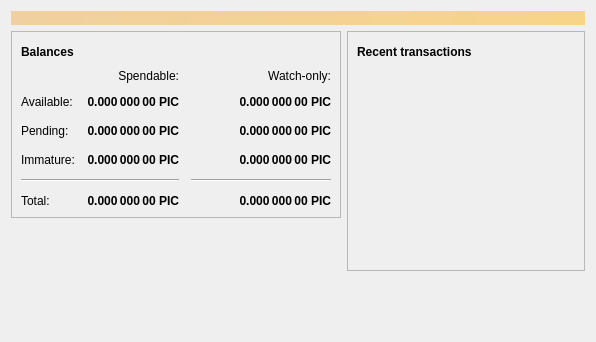
minblock/ogkushcoin, file src/qt/forms/overviewpage.ui: the form before one commit.
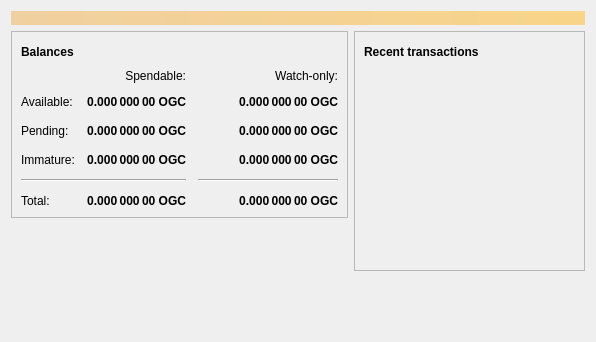
The form after the commit. Icons and pictures are not drawn.

```diff
--- a/src/qt/forms/overviewpage.ui
+++ b/src/qt/forms/overviewpage.ui
@@ -129,7 +129,7 @@
                <string>Unconfirmed transactions to watch-only addresses</string>
               </property>
               <property name="text">
-               <string notr="true">0.000 000 00 PIC</string>
+               <string notr="true">0.000 000 00 OGC</string>
               </property>
               <property name="alignment">
                <set>Qt::AlignRight|Qt::AlignTrailing|Qt::AlignVCenter</set>
@@ -154,7 +154,7 @@
                <string>Total of transactions that have yet to be confirmed, and do not yet count toward the spendable balance</string>
               </property>
               <property name="text">
-               <string notr="true">0.000 000 00 PIC</string>
+               <string notr="true">0.000 000 00 OGC</string>
               </property>
               <property name="alignment">
                <set>Qt::AlignRight|Qt::AlignTrailing|Qt::AlignVCenter</set>
@@ -179,7 +179,7 @@
                <string>Mined balance in watch-only addresses that has not yet matured</string>
               </property>
               <property name="text">
-               <string notr="true">0.000 000 00 PIC</string>
+               <string notr="true">0.000 000 00 OGC</string>
               </property>
               <property name="alignment">
                <set>Qt::AlignRight|Qt::AlignTrailing|Qt::AlignVCenter</set>
@@ -237,7 +237,7 @@
                <string>Mined balance that has not yet matured</string>
               </property>
               <property name="text">
-               <string notr="true">0.000 000 00 PIC</string>
+               <string notr="true">0.000 000 00 OGC</string>
               </property>
               <property name="alignment">
                <set>Qt::AlignRight|Qt::AlignTrailing|Qt::AlignVCenter</set>
@@ -282,7 +282,7 @@
                <string>Your current total balance</string>
               </property>
               <property name="text">
-               <string notr="true">0.000 000 00 PIC</string>
+               <string notr="true">0.000 000 00 OGC</string>
               </property>
               <property name="alignment">
                <set>Qt::AlignRight|Qt::AlignTrailing|Qt::AlignVCenter</set>
@@ -307,7 +307,7 @@
                <string>Current total balance in watch-only addresses</string>
               </property>
               <property name="text">
-               <string notr="true">0.000 000 00 PIC</string>
+               <string notr="true">0.000 000 00 OGC</string>
               </property>
               <property name="alignment">
                <set>Qt::AlignRight|Qt::AlignTrailing|Qt::AlignVCenter</set>
@@ -349,7 +349,7 @@
                <string>Your current spendable balance</string>
               </property>
               <property name="text">
-               <string notr="true">0.000 000 00 PIC</string>
+               <string notr="true">0.000 000 00 OGC</string>
               </property>
               <property name="alignment">
                <set>Qt::AlignRight|Qt::AlignTrailing|Qt::AlignVCenter</set>
@@ -374,7 +374,7 @@
                <string>Your current balance in watch-only addresses</string>
               </property>
               <property name="text">
-               <string notr="true">0.000 000 00 PIC</string>
+               <string notr="true">0.000 000 00 OGC</string>
               </property>
               <property name="alignment">
                <set>Qt::AlignRight|Qt::AlignTrailing|Qt::AlignVCenter</set>
```
